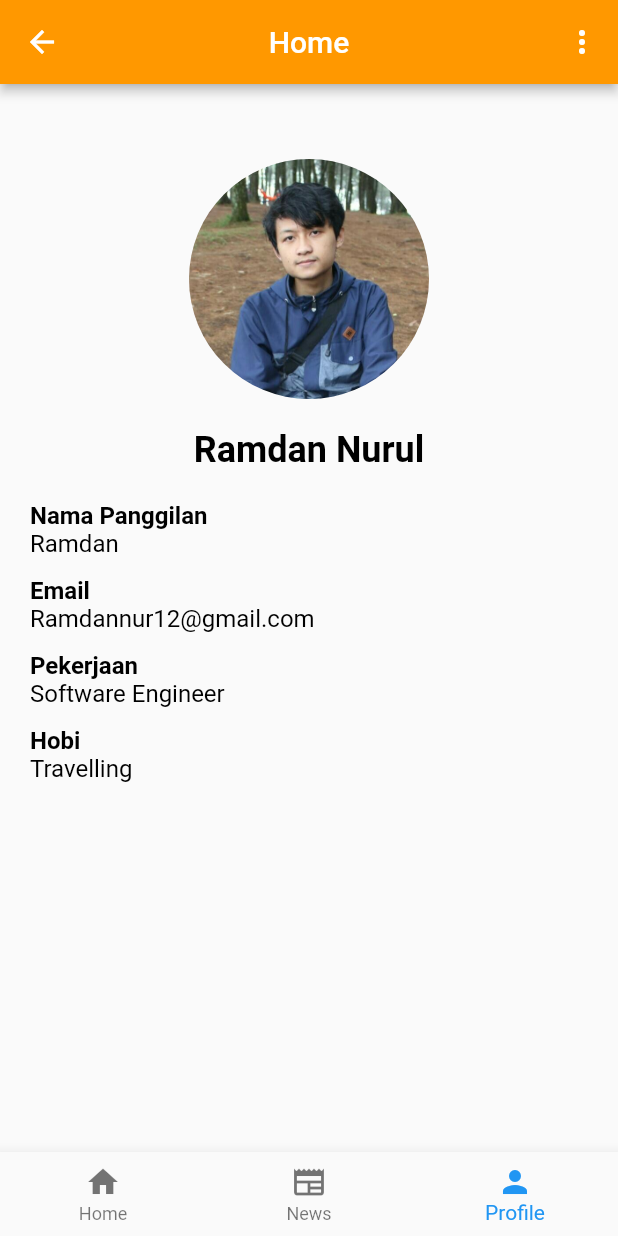
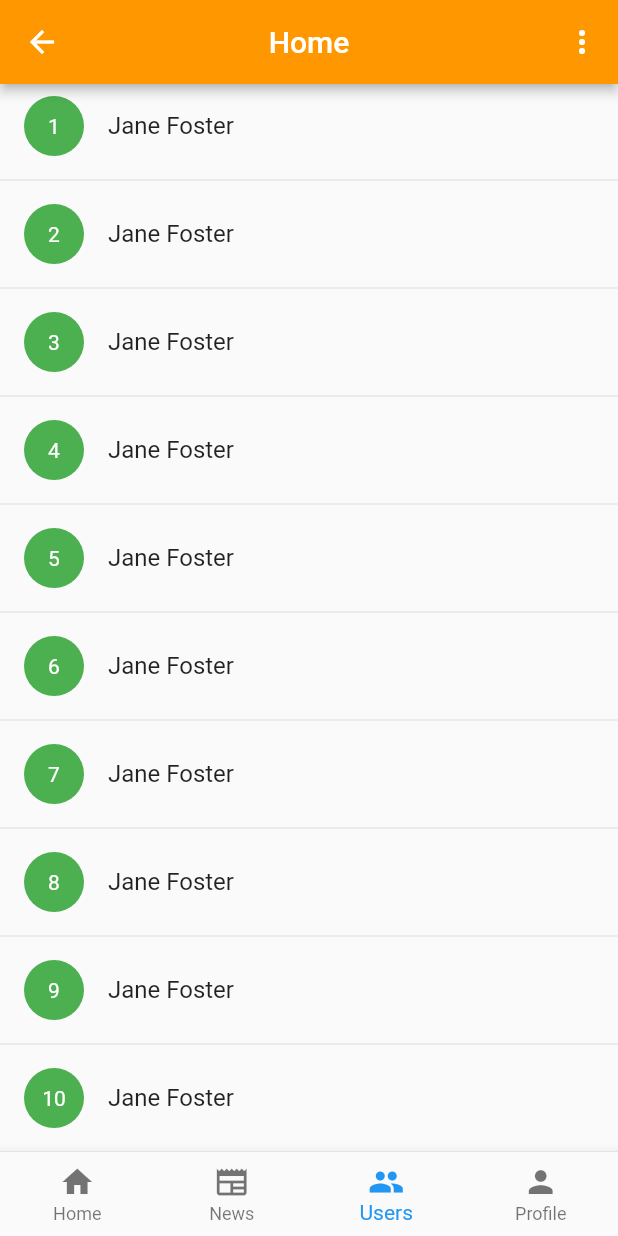
Before and after one commit to ramdannur/mobile-apps-flutter-program, a Flutter app: the MenuScreen screen opened by its route, item 3 of the bottom bar chosen, on a phone screen of 412 x 824 dp. Run offline on Flutter 3.47's test engine with Material 2 defaults, Android fonts, the phone set to English and light mode, and no system bars; network calls fail.

Commit message:
Add list user tab

```diff
--- a/news_app/lib/menu/menu_screen.dart
+++ b/news_app/lib/menu/menu_screen.dart
@@ -4,6 +4,7 @@ import 'package:flutter/src/widgets/framework.dart';
 import 'package:news_app/home/home_screen.dart';
 import 'package:news_app/news/news_screen.dart';
 import 'package:news_app/profile/profile_screen.dart';
+import 'package:news_app/users/users_screen.dart';
 
 class MenuScreen extends StatefulWidget {
   const MenuScreen({Key? key}) : super(key: key);
@@ -16,6 +17,7 @@ class _MenuScreenState extends State<MenuScreen> {
   var listWidget = [
     const HomeScreen(),
     const NewsScreen(),
+    const UserScreen(),
     const ProfileScreen(),
   ];
   int navIndex = 0;
@@ -40,6 +42,7 @@ class _MenuScreenState extends State<MenuScreen> {
       ),
       body: listWidget[navIndex],
       bottomNavigationBar: BottomNavigationBar(
+          type: BottomNavigationBarType.fixed,
           onTap: (index) {
             setState(() {
               navIndex = index;
@@ -49,6 +52,7 @@ class _MenuScreenState extends State<MenuScreen> {
           items: const [
             BottomNavigationBarItem(icon: Icon(Icons.home), label: "Home"),
             BottomNavigationBarItem(icon: Icon(Icons.newspaper), label: "News"),
+            BottomNavigationBarItem(icon: Icon(Icons.people), label: "Users"),
             BottomNavigationBarItem(icon: Icon(Icons.person), label: "Profile")
           ]),
     );
--- /dev/null
+++ b/news_app/lib/users/users_screen.dart
@@ -0,0 +1,29 @@
+import 'package:flutter/material.dart';
+
+class UserScreen extends StatelessWidget {
+  const UserScreen({Key? key}) : super(key: key);
+
+  @override
+  Widget build(BuildContext context) {
+    return ListView.separated(
+      itemCount: 20,
+      itemBuilder: (context, index) => ListTile(
+        leading: Container(
+          width: 40,
+          height: 40,
+          alignment: Alignment.center,
+          decoration:
+              BoxDecoration(shape: BoxShape.circle, color: Colors.green),
+          child: Text(
+            (index + 1).toString(),
+            style: TextStyle(color: Colors.white),
+          ),
+        ),
+        title: Text((['Jane Foster', 'Tony Stark', 'Peter Parker'].toList()
+              ..shuffle())
+            .first),
+      ),
+      separatorBuilder: (context, index) => Divider(),
+    );
+  }
+}
```
